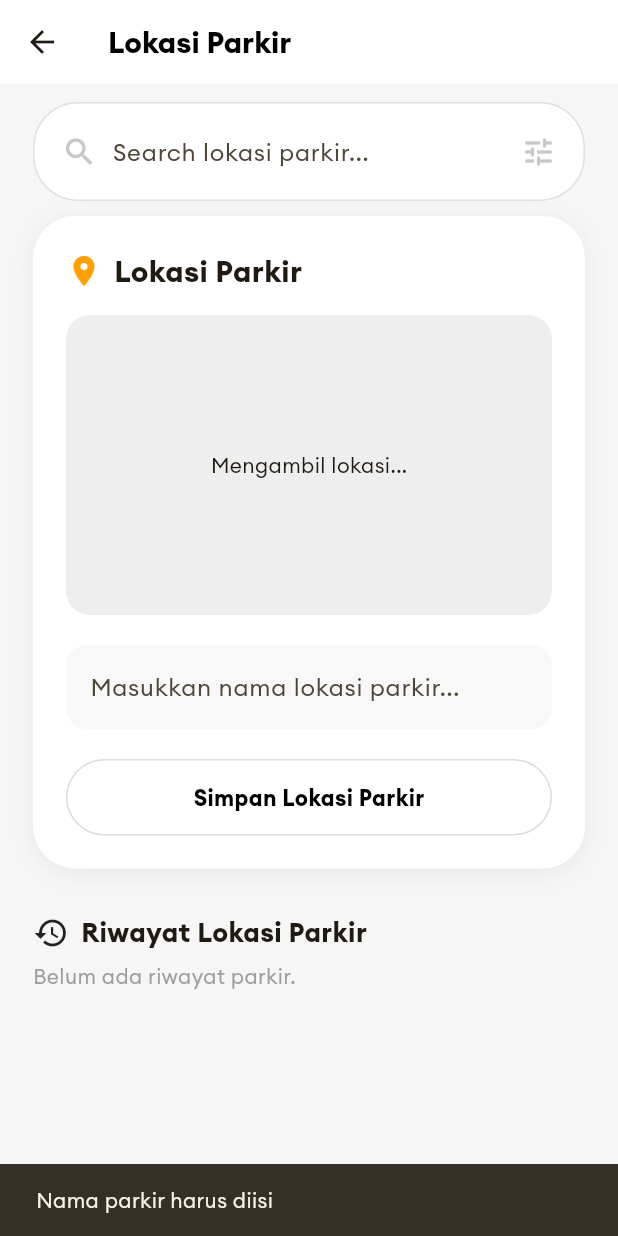
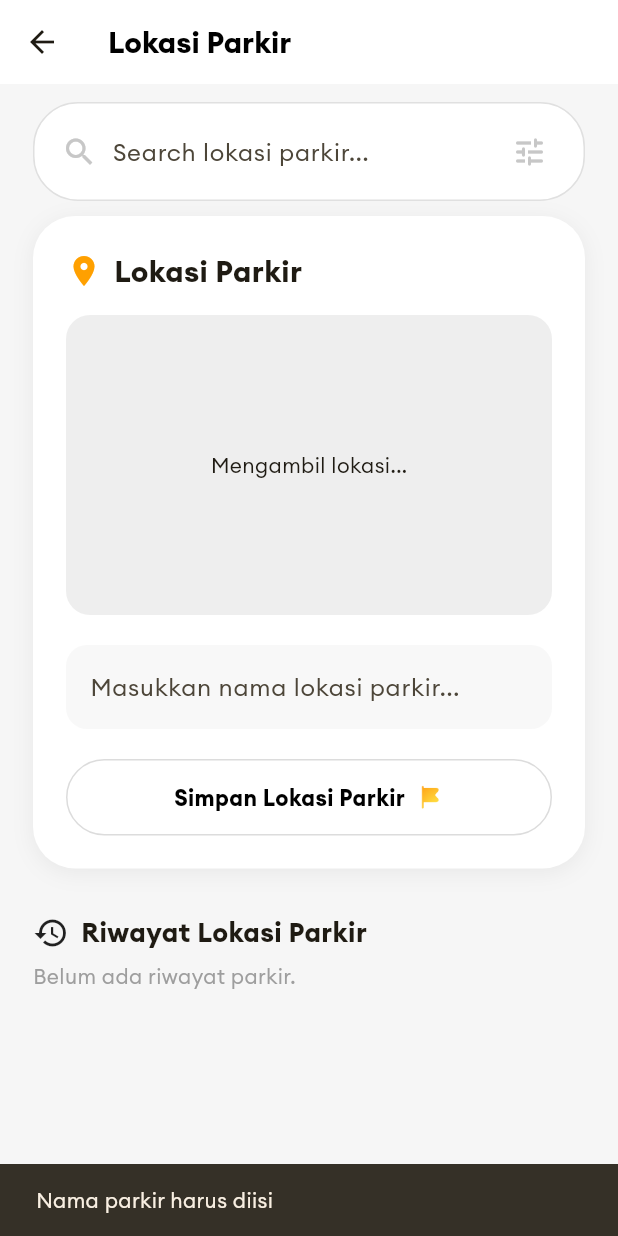
Before and after one commit to gustigratia/URide, a Flutter app: the LokasiParkirPage screen opened by its route, after a tap on "Simpan Lokasi Parkir", on a phone screen of 412 x 824 dp. Run offline on Flutter 3.47's test engine with Material 3 defaults, Android fonts, the phone set to English and light mode, and no system bars; our stand-ins replace auto_size_text, flutter_dotenv, flutter_map, geolocator, google_fonts, google_maps_flutter and 2 more; accounts and stored records are empty.

Commit message:
fix: update icons & pubspec lock before pulling main

```diff
--- a/lib/main.dart
+++ b/lib/main.dart
@@ -3,9 +3,6 @@
 import 'package:uride/routes/app_routes.dart';
 import 'env.dart';
 import 'package:flutter_dotenv/flutter_dotenv.dart';
-
-// Global Supabase instance
-
 
 Future<void> main() async {
   WidgetsFlutterBinding.ensureInitialized();
@@ -34,7 +31,7 @@
       ),
 
       // route awal
-      initialRoute: AppRoutes.parking,
+      initialRoute: AppRoutes.signin,
 
       routes: AppRoutes.routes,
       onGenerateRoute: AppRoutes.generateRoute,
--- a/lib/screen/lokasi_parkir.dart
+++ b/lib/screen/lokasi_parkir.dart
@@ -1,3 +1,5 @@
+// === START OF FILE ===
+
 import 'dart:convert';
 import 'package:flutter/material.dart';
 import 'package:google_maps_flutter/google_maps_flutter.dart';
@@ -45,9 +47,7 @@ class _LokasiParkirPageState extends State<LokasiParkirPage> {
     super.dispose();
   }
 
-  // ===========================
   // GOOGLE REVERSE GEOCODING
-  // ===========================
   Future<String> reverseGeocode(double lat, double lng) async {
     final apiKey = dotenv.env['MAPS_API_KEY'] ?? '';
 
@@ -66,28 +66,15 @@ class _LokasiParkirPageState extends State<LokasiParkirPage> {
 
       if (jsonData["status"] == "OK") {
         return jsonData["results"][0]["formatted_address"];
-      } else {
-        print("Reverse geocode status: ${jsonData["status"]}");
       }
-    } catch (e) {
-      print("Reverse geocode error: $e");
-    }
+    } catch (e) {}
 
     return "Alamat tidak ditemukan";
   }
 
-  // ===========================
   // GET CURRENT LOCATION
-  // ===========================
   Future<void> loadPreviewLocation() async {
     try {
-      final permission = await Geolocator.requestPermission();
-      if (permission == LocationPermission.denied ||
-          permission == LocationPermission.deniedForever) {
-        print("Izin lokasi ditolak");
-        return;
-      }
-
       final pos = await Geolocator.getCurrentPosition(
         desiredAccuracy: LocationAccuracy.high,
       );
@@ -96,23 +83,16 @@ class _LokasiParkirPageState extends State<LokasiParkirPage> {
         previewLat = pos.latitude;
         previewLng = pos.longitude;
       });
-
-      print("Preview location: $previewLat, $previewLng");
-    } catch (e) {
-      print("Preview Error: $e");
-    }
+    } catch (e) {}
   }
 
-  // ===========================
   // LOAD DATA PARKIR
-  // ===========================
   Future<void> loadParkingData() async {
     try {
       final client = Supabase.instance.client;
       final user = client.auth.currentUser;
 
       if (user == null) {
-        print("User belum login ketika loadParkingData");
         setState(() => loading = false);
         return;
       }
@@ -137,50 +117,26 @@ class _LokasiParkirPageState extends State<LokasiParkirPage> {
 
       setState(() => loading = false);
     } catch (e) {
-      print("Load parking data error: $e");
       setState(() => loading = false);
     }
   }
 
-  // ===========================
   // SAVE NEW PARKING LOCATION
-  // ===========================
   Future<void> saveParkingLocation() async {
     if (namaParkirController.text.trim().isEmpty) {
-      ScaffoldMessenger.of(context).showSnackBar(
-        const SnackBar(content: Text("Nama parkir harus diisi")),
-      );
+      ScaffoldMessenger.of(
+        context,
+      ).showSnackBar(const SnackBar(content: Text("Nama parkir harus diisi")));
       return;
     }
 
     try {
-      await Future.delayed(const Duration(milliseconds: 1000));
       final user = Supabase.instance.client.auth.currentUser;
-      print("===> Mulai saveParkingLocation");
-
-      final client = Supabase.instance.client; // <- aman, sudah di-init di main
-      if (user == null) {
-        ScaffoldMessenger.of(context).showSnackBar(
-          const SnackBar(content: Text("User belum login")),
-        );
-        return;
-      }
-
-      // pastikan lokasi sudah ready
-      final permission = await Geolocator.requestPermission();
-      if (permission == LocationPermission.denied ||
-          permission == LocationPermission.deniedForever) {
-        ScaffoldMessenger.of(context).showSnackBar(
-          const SnackBar(content: Text("Izin lokasi ditolak")),
-        );
-        return;
-      }
+      if (user == null) return;
 
       final pos = await Geolocator.getCurrentPosition(
         desiredAccuracy: LocationAccuracy.high,
       );
-
-      print("Posisi didapat: ${pos.latitude}, ${pos.longitude}");
 
       final alamat = await reverseGeocode(pos.latitude, pos.longitude);
 
@@ -190,15 +146,13 @@ class _LokasiParkirPageState extends State<LokasiParkirPage> {
       final waktu =
           "${now.hour.toString().padLeft(2, '0')}:${now.minute.toString().padLeft(2, '0')}:${now.second.toString().padLeft(2, '0')}";
 
-      // Akhiri sesi aktif sebelumnya
-      await client
+      await supabase
           .from('parking')
           .update({"status": false})
           .eq('userid', user.id)
           .eq('status', true);
 
-      // Insert sesi baru
-      final inserted = await client
+      final inserted = await supabase
           .from('parking')
           .insert({
             "userid": user.id,
@@ -213,8 +167,6 @@ class _LokasiParkirPageState extends State<LokasiParkirPage> {
           .select()
           .single();
 
-      print("Inserted row: $inserted");
-
       activeParking = Map<String, dynamic>.from(inserted);
       namaParkirController.clear();
 
@@ -222,28 +174,13 @@ class _LokasiParkirPageState extends State<LokasiParkirPage> {
       ScaffoldMessenger.of(context).showSnackBar(
         const SnackBar(content: Text("Lokasi parkir berhasil disimpan")),
       );
-    } catch (e, st) {
-      print("Insert error type: ${e.runtimeType}");
-      print("Insert error: $e");
-      print("Stacktrace: $st");
-
-      ScaffoldMessenger.of(context).showSnackBar(
-        const SnackBar(content: Text("Gagal menyimpan lokasi parkir")),
-      );
-    }
+    } catch (e) {}
   }
 
-  // ===========================
   // END PARKING SESSION
-  // ===========================
   Future<void> endParkingSession(int id) async {
     try {
-      final client = Supabase.instance.client;
-
-      await client
-          .from('parking')
-          .update({"status": false})
-          .eq('id', id);
+      await supabase.from('parking').update({"status": false}).eq('id', id);
 
       if (activeParking != null && activeParking!["id"] == id) {
         final finished = Map<String, dynamic>.from(activeParking!);
@@ -253,24 +190,23 @@ class _LokasiParkirPageState extends State<LokasiParkirPage> {
       }
 
       setState(() {});
-    } catch (e) {
-      print("End session error: $e");
+    } catch (e) {}
+  }
+
+  // OPEN IN GOOGLE MAPS
+  Future<void> openInGoogleMaps(double lat, double lng) async {
+    final url = Uri.parse("google.navigation:q=$lat,$lng&mode=d");
+
+    if (!await launchUrl(url, mode: LaunchMode.externalApplication)) {
+      // fallback kalau tidak bisa pakai intent
+      final fallback = Uri.parse(
+        "https://www.google.com/maps/dir/?api=1&destination=$lat,$lng&travelmode=driving",
+      );
+      await launchUrl(fallback, mode: LaunchMode.externalApplication);
     }
   }
 
-  // ===========================
-  // OPEN IN GOOGLE MAPS
-  // ===========================
-  Future<void> openInGoogleMaps(double lat, double lng) async {
-    final url = Uri.parse(
-      "https://www.google.com/maps/search/?api=1&query=$lat,$lng",
-    );
-    await launchUrl(url, mode: LaunchMode.externalApplication);
-  }
-
-  // ===========================
-  // SEARCH & FILTER
-  // ===========================
+  // FILTERING
   bool _matchSearch(data) {
     if (searchQuery.isEmpty) return true;
     final nama = (data["nama_parkir"] ?? "").toString().toLowerCase();
@@ -316,7 +252,7 @@ class _LokasiParkirPageState extends State<LokasiParkirPage> {
   }
 
   // ===========================
-  // UI: SEARCH BAR
+  // UI: SEARCH BAR (FIXED)
   // ===========================
   Widget buildSearchBar() {
     return Container(
@@ -341,20 +277,71 @@ class _LokasiParkirPageState extends State<LokasiParkirPage> {
               ),
             ),
           ),
-          Icon(
+
+          // === FIX AREA HERE ===
+          Material(
+            color: Colors.transparent,
+            child: InkWell(
+              borderRadius: BorderRadius.circular(40),
+              onTap: _openFilterSheet,
+              child: Padding(
+                padding: const EdgeInsets.all(6.0),
+                child: Icon(
                   Icons.tune_rounded,
+                  size: 24,
                   color: selectedFilter == 'Semua'
                       ? const Color(0xffC7C7C7)
                       : Colors.black87,
+                ),
+              ),
+            ),
           ),
         ],
       ),
     );
   }
 
+  // FILTER MODAL
+  void _openFilterSheet() {
+    showModalBottomSheet(
+      context: context,
+      shape: const RoundedRectangleBorder(
+        borderRadius: BorderRadius.vertical(top: Radius.circular(25)),
+      ),
+      builder: (context) {
+        return Padding(
+          padding: const EdgeInsets.all(20),
+          child: Column(
+            mainAxisSize: MainAxisSize.min,
+            children: [
+              _filterOption("Semua"),
+              _filterOption("Hari ini"),
+              _filterOption("Minggu ini"),
+              _filterOption("Bulan ini"),
+            ],
+          ),
+        );
+      },
+    );
+  }
+
+  Widget _filterOption(String label) {
+    return ListTile(
+      title: Text(label),
+      trailing: selectedFilter == label
+          ? const Icon(Icons.check, color: Colors.amber)
+          : null,
+      onTap: () {
+        setState(() => selectedFilter = label);
+        Navigator.pop(context);
+      },
+    );
+  }
+
   // ===========================
-  // UI: MAP PREVIEW
+  // UI Lain tetap sama
   // ===========================
+
   Widget buildMapPreview() {
     if (previewLat == null || previewLng == null) {
       return Container(
@@ -385,8 +372,9 @@ class _LokasiParkirPageState extends State<LokasiParkirPage> {
             Marker(
               markerId: const MarkerId("current"),
               position: LatLng(previewLat!, previewLng!),
-              icon:
-                  BitmapDescriptor.defaultMarkerWithHue(BitmapDescriptor.hueRed),
+              icon: BitmapDescriptor.defaultMarkerWithHue(
+                BitmapDescriptor.hueRed,
+              ),
             ),
           },
           myLocationEnabled: true,
@@ -397,9 +385,6 @@ class _LokasiParkirPageState extends State<LokasiParkirPage> {
     );
   }
 
-  // ===========================
-  // UI: TOP CARD
-  // ===========================
   Widget buildTopCard() {
     return Container(
       padding: const EdgeInsets.all(22),
@@ -411,7 +396,7 @@ class _LokasiParkirPageState extends State<LokasiParkirPage> {
             color: Colors.black.withOpacity(0.06),
             blurRadius: 12,
             offset: const Offset(0, 3),
-          )
+          ),
         ],
       ),
       child: Column(
@@ -423,10 +408,7 @@ class _LokasiParkirPageState extends State<LokasiParkirPage> {
               const SizedBox(width: 8),
               const Text(
                 "Lokasi Parkir",
-                style: TextStyle(
-                  fontSize: 20,
-                  fontWeight: FontWeight.w700,
-                ),
+                style: TextStyle(fontSize: 20, fontWeight: FontWeight.w700),
               ),
             ],
           ),
@@ -453,19 +435,32 @@ class _LokasiParkirPageState extends State<LokasiParkirPage> {
               borderRadius: BorderRadius.circular(40),
               onTap: saveParkingLocation,
               child: Container(
-                padding: const EdgeInsets.symmetric(vertical: 14),
+                padding: const EdgeInsets.symmetric(
+                  vertical: 14,
+                  horizontal: 12,
+                ),
                 decoration: BoxDecoration(
                   borderRadius: BorderRadius.circular(40),
                   border: Border.all(color: const Color(0xffDCDCDC)),
                 ),
                 alignment: Alignment.center,
-                child: const Text(
+                child: Row(
+                  mainAxisAlignment: MainAxisAlignment.center,
+                  children: [
+                    Flexible(
+                      child: Text(
                         "Simpan Lokasi Parkir",
-                  style: TextStyle(
+                        overflow: TextOverflow.ellipsis,
+                        style: const TextStyle(
                           fontSize: 15,
                           fontWeight: FontWeight.w700,
                           color: Colors.black,
                         ),
+                      ),
+                    ),
+                    const SizedBox(width: 8),
+                    Image.asset("assets/icons/flag.png", height: 18),
+                  ],
                 ),
               ),
             ),
@@ -475,9 +470,6 @@ class _LokasiParkirPageState extends State<LokasiParkirPage> {
     );
   }
 
-  // ===========================
-  // UI: ACTIVE CARD
-  // ===========================
   Widget buildActiveCard() {
     final lat = (activeParking!["latitude"] as num).toDouble();
     final lng = (activeParking!["longitude"] as num).toDouble();
@@ -493,7 +485,7 @@ class _LokasiParkirPageState extends State<LokasiParkirPage> {
             color: Colors.black.withOpacity(0.06),
             blurRadius: 12,
             offset: const Offset(0, 3),
-          )
+          ),
         ],
       ),
       child: Column(
@@ -513,10 +505,7 @@ class _LokasiParkirPageState extends State<LokasiParkirPage> {
                     ),
                   ),
                   const SizedBox(height: 6),
-                  const Text(
-                    "Active",
-                    style: TextStyle(color: Colors.green),
-                  ),
+                  const Text("Active", style: TextStyle(color: Colors.green)),
                 ],
               ),
               Column(
@@ -553,53 +542,78 @@ class _LokasiParkirPageState extends State<LokasiParkirPage> {
                 child: InkWell(
                   onTap: () => openInGoogleMaps(lat, lng),
                   child: Container(
-                    padding: const EdgeInsets.symmetric(vertical: 14),
+                    padding: const EdgeInsets.symmetric(
+                      vertical: 12,
+                      horizontal: 10,
+                    ),
                     decoration: BoxDecoration(
                       borderRadius: BorderRadius.circular(40),
                       border: Border.all(color: const Color(0xffDCDCDC)),
                     ),
                     alignment: Alignment.center,
-                    child: const Text(
-                      "Tuju Lokasi Parkir",
-                      style: TextStyle(
+                    child: Row(
+                      mainAxisAlignment: MainAxisAlignment.center,
+                      children: [
+                        Flexible(
+                          child: Text(
+                            "Tuju Lokasi",
+                            overflow: TextOverflow.ellipsis,
+                            style: const TextStyle(
                               fontSize: 14,
                               fontWeight: FontWeight.w600,
                             ),
                           ),
                         ),
+                        const SizedBox(width: 8),
+                        Image.asset("assets/icons/arrow.png", height: 16),
+                      ],
                     ),
                   ),
-              const SizedBox(width: 12),
+                ),
+              ),
+
+              const SizedBox(width: 10),
+
               Expanded(
                 child: InkWell(
                   onTap: () => endParkingSession(activeParking!["id"]),
                   child: Container(
-                    padding: const EdgeInsets.symmetric(vertical: 14),
+                    padding: const EdgeInsets.symmetric(
+                      vertical: 12,
+                      horizontal: 10,
+                    ),
                     decoration: BoxDecoration(
                       borderRadius: BorderRadius.circular(40),
                       border: Border.all(color: const Color(0xffDCDCDC)),
                     ),
                     alignment: Alignment.center,
-                    child: const Text(
-                      "Akhiri Sesi Parkir",
-                      style: TextStyle(
+                    child: Row(
+                      mainAxisAlignment: MainAxisAlignment.center,
+                      children: [
+                        Flexible(
+                          child: Text(
+                            "Akhiri Sesi",
+                            overflow: TextOverflow.ellipsis,
+                            style: const TextStyle(
                               fontSize: 14,
                               fontWeight: FontWeight.w600,
                             ),
                           ),
                         ),
+                        const SizedBox(width: 8),
+                        Image.asset("assets/icons/timer.png", height: 16),
+                      ],
+                    ),
+                  ),
                 ),
               ),
             ],
-          )
+          ),
         ],
       ),
     );
   }
 
-  // ===========================
-  // UI: HISTORY CARD
-  // ===========================
   Widget buildHistoryCard(Map<String, dynamic> data) {
     return Container(
       padding: const EdgeInsets.all(22),
@@ -612,7 +626,7 @@ class _LokasiParkirPageState extends State<LokasiParkirPage> {
             color: Colors.black.withOpacity(0.05),
             blurRadius: 10,
             offset: const Offset(0, 4),
-          )
+          ),
         ],
       ),
       child: Column(
@@ -620,18 +634,12 @@ class _LokasiParkirPageState extends State<LokasiParkirPage> {
         children: [
           Text(
             data["nama_parkir"] ?? "-",
-            style: const TextStyle(
-              fontSize: 18,
-              fontWeight: FontWeight.w700,
-            ),
+            style: const TextStyle(fontSize: 18, fontWeight: FontWeight.w700),
           ),
           const SizedBox(height: 8),
           Text(
             data["alamat"] ?? "Alamat tidak ditemukan",
-            style: const TextStyle(
-              fontSize: 14,
-              color: Colors.black54,
-            ),
+            style: const TextStyle(fontSize: 14, color: Colors.black54),
           ),
           const SizedBox(height: 12),
           Row(
@@ -644,7 +652,7 @@ class _LokasiParkirPageState extends State<LokasiParkirPage> {
               const SizedBox(width: 6),
               const Icon(Icons.calendar_today, size: 18),
             ],
-          )
+          ),
         ],
       ),
     );
@@ -713,3 +721,5 @@ class _LokasiParkirPageState extends State<LokasiParkirPage> {
     );
   }
 }
+
+// === END OF FILE ===
```
Also changed, not shown: assets/icons/arrow.png, assets/icons/flag.png, assets/icons/timer.png, pubspec.lock. Lines whose indentation alone changed are shown as unchanged.
